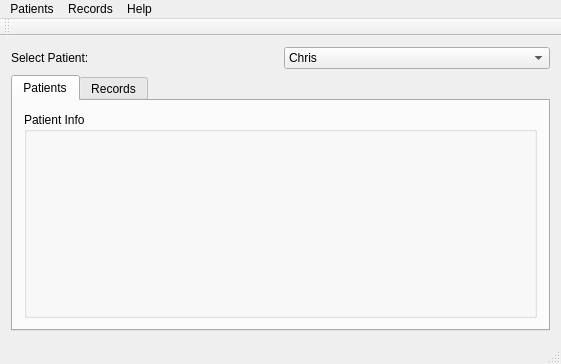
Qt form cuCareQtApp/CUCare/cucare.ui (chrispwright/comp3004cuCarePrivate) before a commit.
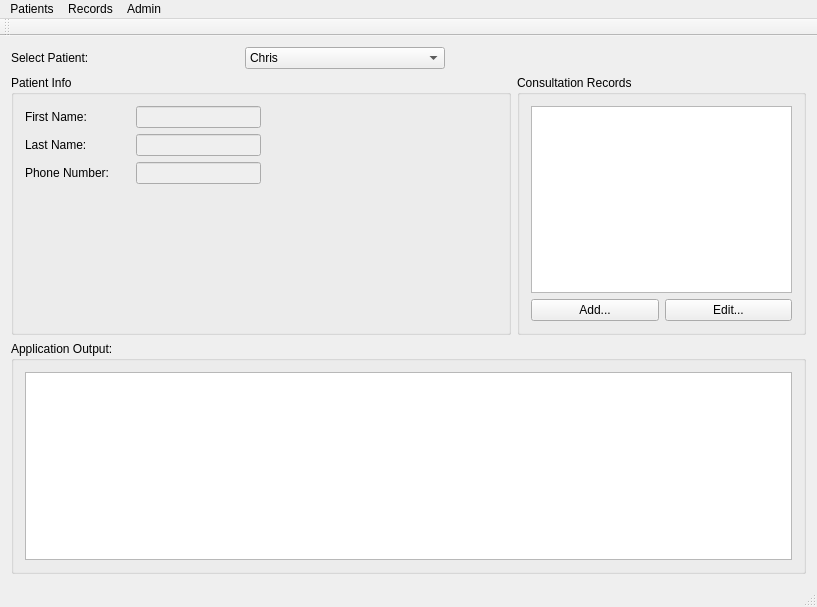
The same form after that commit.

Diff of the .ui file:
```diff
--- a/cuCareQtApp/CUCare/cucare.ui
+++ b/cuCareQtApp/CUCare/cucare.ui
@@ -6,8 +6,8 @@
    <rect>
     <x>0</x>
     <y>0</y>
-    <width>561</width>
-    <height>364</height>
+    <width>817</width>
+    <height>607</height>
    </rect>
   </property>
   <property name="windowTitle">
@@ -15,11 +15,11 @@
   </property>
   <widget class="QWidget" name="centralWidget">
    <layout class="QGridLayout" name="gridLayout">
-    <item row="1" column="0">
+    <item row="0" column="0">
      <widget class="QLabel" name="label">
       <property name="maximumSize">
        <size>
-        <width>16777215</width>
+        <width>100</width>
         <height>16777215</height>
        </size>
       </property>
@@ -28,8 +28,14 @@
       </property>
      </widget>
     </item>
-    <item row="1" column="1">
-     <widget class="QComboBox" name="comboBox">
+    <item row="0" column="1">
+     <widget class="QComboBox" name="comboBox_Patients">
+      <property name="maximumSize">
+       <size>
+        <width>200</width>
+        <height>16777215</height>
+       </size>
+      </property>
       <item>
        <property name="text">
         <string>Chris</string>
@@ -42,38 +48,170 @@
       </item>
      </widget>
     </item>
-    <item row="2" column="0" colspan="2">
-     <layout class="QGridLayout" name="gridLayout_3">
-      <item row="0" column="0">
-       <widget class="QTabWidget" name="tabWidget">
-        <property name="currentIndex">
-         <number>0</number>
-        </property>
-        <widget class="QWidget" name="patientsTab">
-         <attribute name="title">
-          <string>Patients</string>
-         </attribute>
-         <layout class="QGridLayout" name="gridLayout_2">
-          <item row="0" column="0">
-           <widget class="QGroupBox" name="groupBox">
-            <property name="title">
-             <string>Patient Info</string>
-            </property>
-           </widget>
-          </item>
-         </layout>
+    <item row="1" column="0" colspan="2">
+     <widget class="QGroupBox" name="groupBox">
+      <property name="minimumSize">
+       <size>
+        <width>500</width>
+        <height>0</height>
+       </size>
+      </property>
+      <property name="title">
+       <string>Patient Info</string>
+      </property>
+      <layout class="QGridLayout" name="gridLayout_3">
+       <item row="2" column="0">
+        <spacer name="verticalSpacer">
+         <property name="orientation">
+          <enum>Qt::Vertical</enum>
+         </property>
+         <property name="sizeHint" stdset="0">
+          <size>
+           <width>20</width>
+           <height>40</height>
+          </size>
+         </property>
+        </spacer>
+       </item>
+       <item row="1" column="0">
+        <layout class="QGridLayout" name="gridLayout_2">
+         <item row="0" column="0">
+          <widget class="QLabel" name="label_2">
+           <property name="text">
+            <string>First Name:</string>
+           </property>
+          </widget>
+         </item>
+         <item row="0" column="1">
+          <widget class="QLineEdit" name="lineEdit">
+           <property name="enabled">
+            <bool>false</bool>
+           </property>
+           <property name="maximumSize">
+            <size>
+             <width>125</width>
+             <height>16777215</height>
+            </size>
+           </property>
+          </widget>
+         </item>
+         <item row="1" column="0">
+          <widget class="QLabel" name="label_3">
+           <property name="text">
+            <string>Last Name:</string>
+           </property>
+          </widget>
+         </item>
+         <item row="1" column="1">
+          <widget class="QLineEdit" name="lineEdit_2">
+           <property name="enabled">
+            <bool>false</bool>
+           </property>
+           <property name="maximumSize">
+            <size>
+             <width>125</width>
+             <height>16777215</height>
+            </size>
+           </property>
+           <property name="text">
+            <string/>
+           </property>
+          </widget>
+         </item>
+         <item row="2" column="0">
+          <widget class="QLabel" name="label_5">
+           <property name="text">
+            <string>Phone Number:</string>
+           </property>
+          </widget>
+         </item>
+         <item row="2" column="1">
+          <widget class="QLineEdit" name="lineEdit_3">
+           <property name="enabled">
+            <bool>false</bool>
+           </property>
+           <property name="maximumSize">
+            <size>
+             <width>125</width>
+             <height>16777215</height>
+            </size>
+           </property>
+          </widget>
+         </item>
+        </layout>
+       </item>
+       <item row="1" column="1">
+        <spacer name="horizontalSpacer">
+         <property name="orientation">
+          <enum>Qt::Horizontal</enum>
+         </property>
+         <property name="sizeHint" stdset="0">
+          <size>
+           <width>40</width>
+           <height>20</height>
+          </size>
+         </property>
+        </spacer>
+       </item>
+      </layout>
+     </widget>
+    </item>
+    <item row="1" column="2">
+     <widget class="QGroupBox" name="groupBox_2">
+      <property name="minimumSize">
+       <size>
+        <width>250</width>
+        <height>0</height>
+       </size>
+      </property>
+      <property name="title">
+       <string>Consultation Records</string>
+      </property>
+      <property name="flat">
+       <bool>false</bool>
+      </property>
+      <property name="checkable">
+       <bool>false</bool>
+      </property>
+      <layout class="QGridLayout" name="gridLayout_5">
+       <item row="1" column="0" colspan="2">
+        <widget class="QListWidget" name="listWidget_Consultations">
+         <property name="minimumSize">
+          <size>
+           <width>250</width>
+           <height>0</height>
+          </size>
+         </property>
         </widget>
-        <widget class="QWidget" name="recordsTab">
-         <attribute name="title">
-          <string>Records</string>
-         </attribute>
+       </item>
+       <item row="2" column="0">
+        <widget class="QPushButton" name="pushButton_AddConsultation">
+         <property name="text">
+          <string>Add...</string>
+         </property>
         </widget>
-       </widget>
-      </item>
-     </layout>
+       </item>
+       <item row="2" column="1">
+        <widget class="QPushButton" name="pushButton_EditConsultation">
+         <property name="text">
+          <string>Edit...</string>
+         </property>
+        </widget>
+       </item>
+      </layout>
+     </widget>
     </item>
-    <item row="0" column="0">
-     <layout class="QGridLayout" name="gridLayout_4"/>
+    <item row="2" column="0" colspan="3">
+     <widget class="QGroupBox" name="groupBox_3">
+      <property name="title">
+       <string>Application Output:</string>
+      </property>
+      <layout class="QGridLayout" name="gridLayout_4">
+       <item row="0" column="0">
+        <widget class="QTextBrowser" name="textBrowser"/>
+       </item>
+      </layout>
+     </widget>
     </item>
    </layout>
   </widget>
@@ -82,7 +220,7 @@
     <rect>
      <x>0</x>
      <y>0</y>
-     <width>561</width>
+     <width>817</width>
      <height>25</height>
     </rect>
    </property>
@@ -108,7 +246,7 @@
    </widget>
    <widget class="QMenu" name="menuHelp">
     <property name="title">
-     <string>Help</string>
+     <string>Admin</string>
     </property>
     <addaction name="actionManage_Users"/>
    </widget>
```
Left out of the diff: 27 changed lines with no effect on the pictures.
